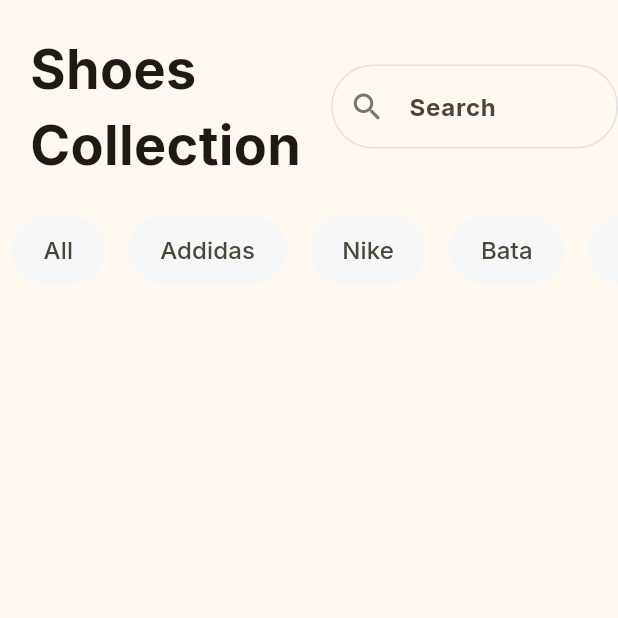
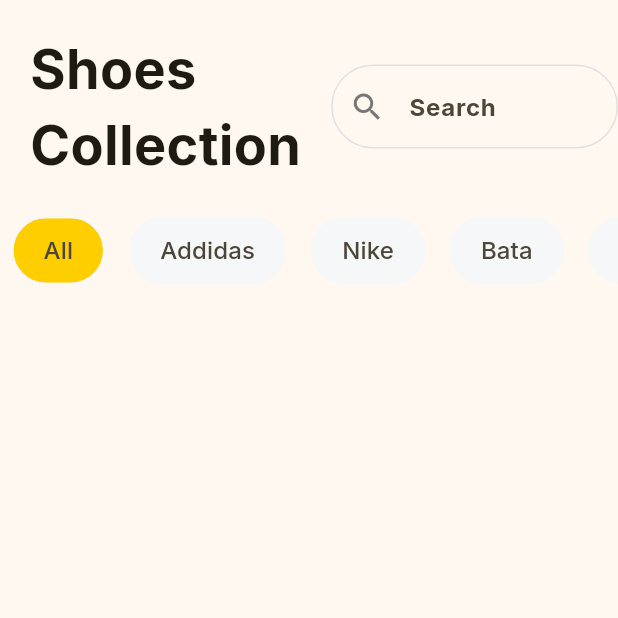
Before and after one commit to MutumaDerick/Shop-App, a Flutter app: the screen it shows after launch, on a phone screen of 412 x 824 dp, the top half of it. Run offline on Flutter 3.47's test engine with Material 3 defaults, Android fonts, the phone set to English and light mode, and no system bars.

Commit message:
App Navigation

```diff
--- a/lib/home_page.dart
+++ b/lib/home_page.dart
@@ -1,8 +1,13 @@
 import 'package:flutter/material.dart';
 
-class HomePage extends StatelessWidget {
+class HomePage extends StatefulWidget {
   const HomePage({super.key});
 
+  @override
+  State<HomePage> createState() => _HomePageState();
+}
+
+class _HomePageState extends State<HomePage> {
   final List<String> _filters = const [
     'All',
     'Addidas',
@@ -11,6 +16,13 @@ class HomePage extends StatelessWidget {
     'Sandals',
     'Sneakers',
   ];
+  late String selectedFilter;
+
+  @override
+  void initState() {
+    super.initState();
+    selectedFilter = _filters[0];
+  }
 
   @override
   Widget build(BuildContext context) {
@@ -63,8 +75,16 @@ class HomePage extends StatelessWidget {
                     padding: const EdgeInsets.symmetric(
                       horizontal: 8.0,
                     ),
+                    child: GestureDetector(
+                      onTap: () {
+                        setState(() {
+                          selectedFilter = filter;
+                        });
+                      },
                       child: Chip(
-                      backgroundColor: const Color.fromRGBO(245, 247, 249, 1),
+                        backgroundColor: selectedFilter == filter
+                            ? Theme.of(context).colorScheme.primary
+                            : const Color.fromRGBO(245, 247, 249, 1),
                         side: const BorderSide(
                           color: Color.fromRGBO(245, 247, 249, 1),
                         ),
@@ -80,6 +100,7 @@ class HomePage extends StatelessWidget {
                           borderRadius: BorderRadius.circular(50),
                         ),
                       ),
+                    ),
                   );
                 },
               ),
--- a/lib/main.dart
+++ b/lib/main.dart
@@ -1,5 +1,4 @@
 import 'package:flutter/material.dart';
-import 'package:flutter/widgets.dart';
 import 'package:shop_app/home_page.dart';
 
 void main() {
@@ -17,6 +16,7 @@ class MyApp extends StatelessWidget {
         fontFamily: 'Inter',
         colorScheme: ColorScheme.fromSeed(
           seedColor: const Color.fromRGBO(254, 206, 1, 1),
+          primary: const Color.fromRGBO(254, 206, 1, 1),
         ),
         inputDecorationTheme: const InputDecorationTheme(
           hintStyle: TextStyle(
```
Lines whose indentation alone changed are shown as unchanged.
